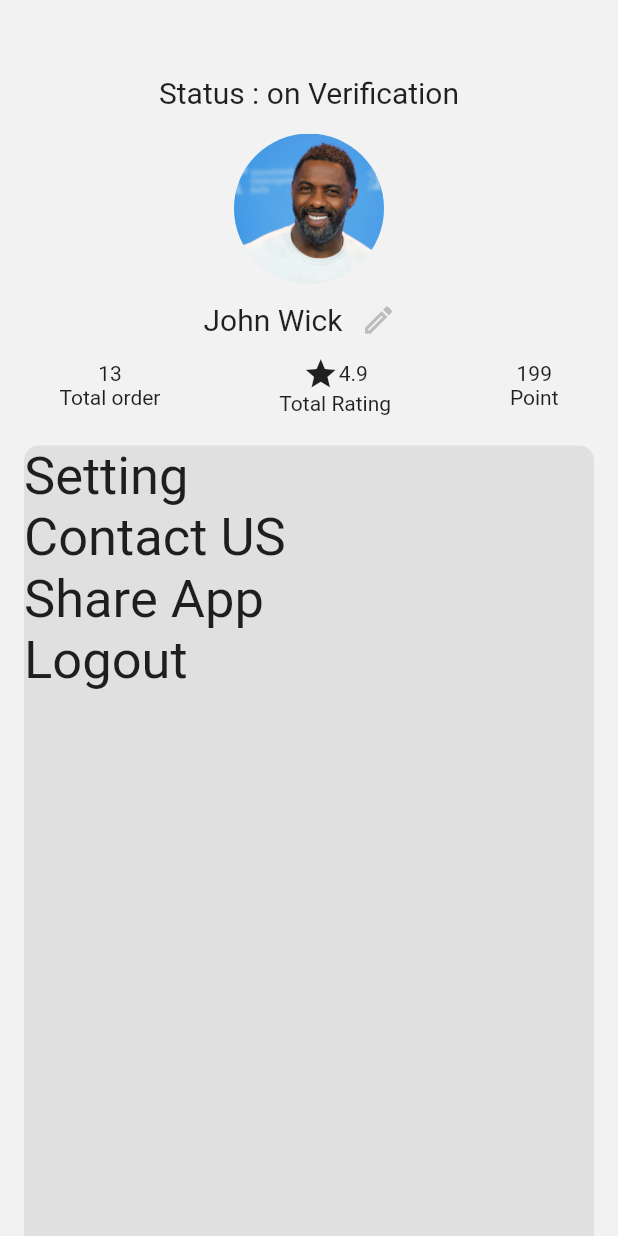
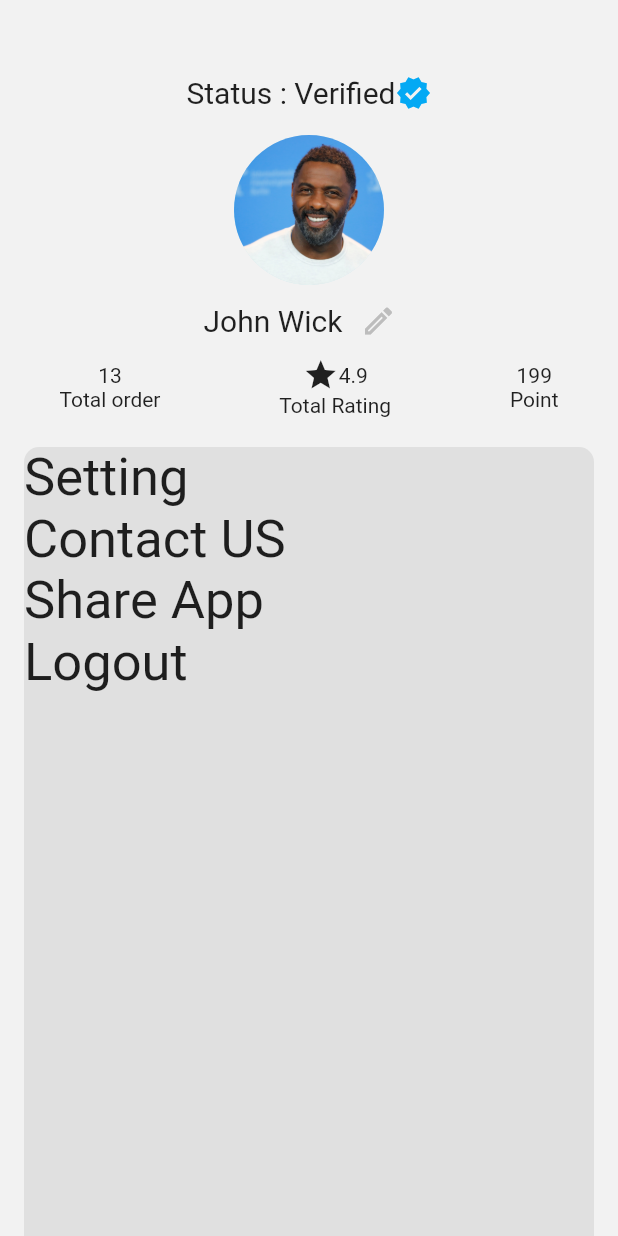
Before and after one commit to subkhanasroi/test1, a Flutter app: the ProfileScreen screen opened directly, on a phone screen of 412 x 824 dp. Run offline on Flutter 3.47's test engine with Material 2 defaults, Android fonts, the phone set to English and light mode, and no system bars; our stand-ins replace dio, google_fonts, shared_preferences; missing offline and left inert: slide_popup_dialog; accounts and stored records are empty.

Commit message:
commit 5

```diff
--- a/lib/page/profile_page.dart
+++ b/lib/page/profile_page.dart
@@ -19,20 +19,24 @@ class _ProfileScreenState extends State<ProfileScreen> {
 
   @override
   Widget build(BuildContext context) {
-    return Scaffold(
-      key: _scaffoldKey,
-      body: _buildBody()
-    );
+    return Scaffold(key: _scaffoldKey, body: _buildBody());
   }
 
-  Widget _buildBody(){return Container(
+  Widget _buildBody() {
+    return Container(
         child: Column(
       crossAxisAlignment: CrossAxisAlignment.center,
       children: [
         SizedBox(height: 50),
+        Row(
+          mainAxisAlignment: MainAxisAlignment.center,
+          children: [
             Text(
-          'Status : on Verification',
+              'Status : Verified',
               style: TextStyle(fontSize: 20),
+            ),
+            Icon(Icons.verified,color: Colors.lightBlue,),
+          ],
         ),
         SizedBox(height: 16),
         CircleAvatar(
@@ -106,7 +110,9 @@ class _ProfileScreenState extends State<ProfileScreen> {
           ),
         ))
       ],
-    ));}
+    ));
+  }
+
   Widget detail({@required Widget header, @required String desc}) {
     return Column(
       children: [header, Text('$desc')],
--- a/pubspec.yaml
+++ b/pubspec.yaml
@@ -35,6 +35,9 @@ dependencies:
   flutter_markdown: ^0.6.1
   google_fonts: ^2.0.0
   slide_to_act: ^2.0.1
+  dio: ^4.0.0-prev2
+  shared_preferences: ^2.0.3
+  slide_popup_dialog: ^0.0.2
 
 dev_dependencies:
   flutter_test:
```
Also changed, not shown: pubspec.lock. Lines whose indentation alone changed are shown as unchanged.
